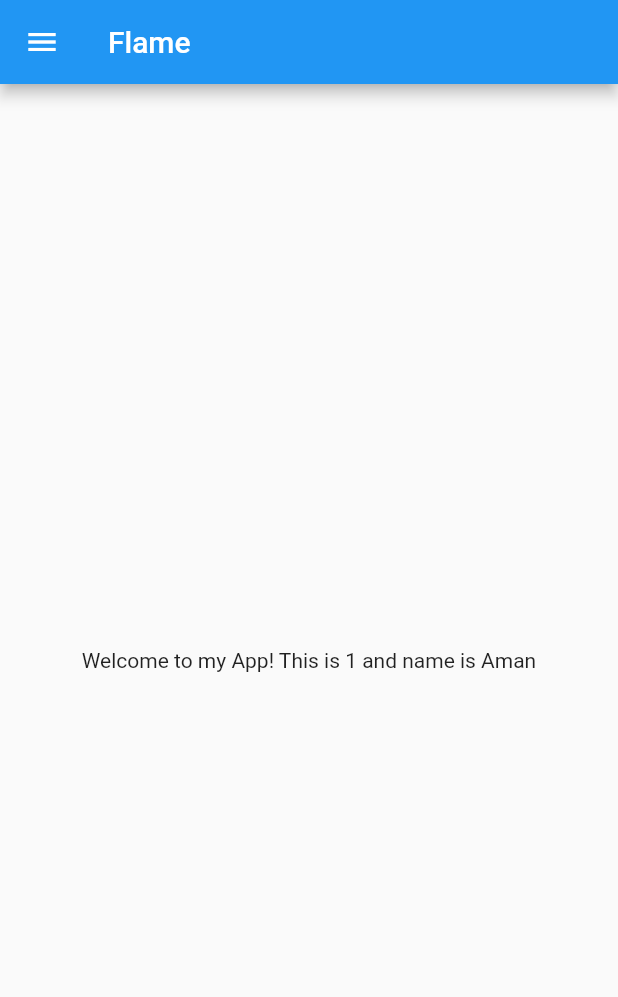
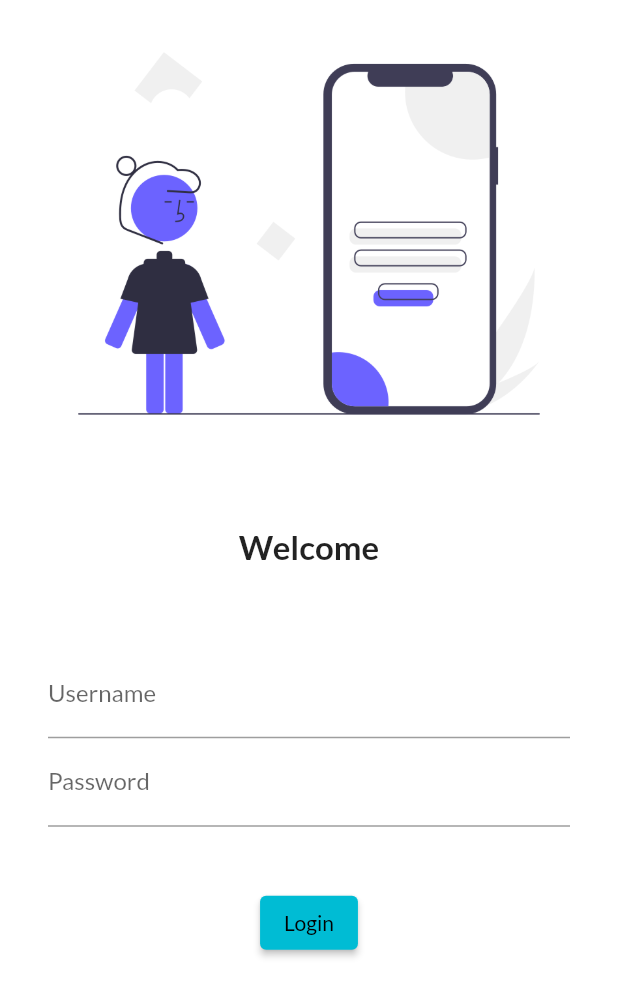
Before and after one commit to amanbhandekar/FirstFlutterApp, a Flutter app: the screen it shows after launch, on a phone screen of 412 x 824 dp. Shown: the top 997 px of the screen. Run offline on Flutter 3.47's test engine with Material 2 defaults, Android fonts, the phone set to English and light mode, and no system bars; our stand-ins replace google_fonts.

Commit message:
day4 completed

```diff
--- /dev/null
+++ b/lib/Pages/loginpage.dart
@@ -0,0 +1,56 @@
+import 'package:flutter/material.dart';
+
+class LoginPage extends StatelessWidget {
+  @override
+  Widget build(BuildContext context) {
+    return Material(
+      color: Colors.white,
+      child: Column(
+        children: [
+          Image.asset(
+            "assets/images/login_image.png",
+            fit: BoxFit.cover,
+          ),
+          SizedBox(
+            height: 40.0,
+          ),
+          Text(
+            "Welcome",
+            style: TextStyle(
+              fontSize: 22,
+              fontWeight: FontWeight.bold,
+            ),
+          ),
+          SizedBox(
+            height: 40.0,
+          ),
+          Padding(
+            padding:
+                const EdgeInsets.symmetric(vertical: 16.0, horizontal: 32.0),
+            child: Column(
+              children: [
+                TextFormField(
+                  decoration: InputDecoration(
+                      hintText: "Enter Username", labelText: "Username"),
+                ),
+                TextFormField(
+                  obscureText: true,
+                  decoration: InputDecoration(
+                      hintText: "Enter Password", labelText: "Password"),
+                ),
+                SizedBox(
+                  height: 40.0,
+                ),
+                ElevatedButton(
+                    child: Text("Login"),
+                    onPressed: () {
+                      print("Hello there!");
+                    }),
+              ],
+            ),
+          )
+        ],
+      ),
+    );
+  }
+}
--- a/lib/main.dart
+++ b/lib/main.dart
@@ -1,5 +1,7 @@
 import 'package:flutter/material.dart';
-import 'package:flutter_application_1/homepage.dart';
+import 'package:flutter_application_1/Pages/homepage.dart';
+import 'package:flutter_application_1/Pages/loginpage.dart';
+import 'package:google_fonts/google_fonts.dart';
 
 void main() {
   runApp(MyApp());
@@ -9,7 +11,19 @@ class MyApp extends StatelessWidget {
   @override
   Widget build(BuildContext context) {
     return MaterialApp(
-      home: HomePage(),
+      // home: HomePage(),
+      themeMode: ThemeMode.light,
+      theme: ThemeData(
+        primarySwatch: Colors.cyan,
+        fontFamily: GoogleFonts.lato().fontFamily,
+        // primaryTextTheme: GoogleFonts.latoTextTheme()
+      ),
+      darkTheme: ThemeData(brightness: Brightness.dark),
+      routes: {
+        "/": (context) => LoginPage(),
+        "/home": (context) => HomePage(),
+        "/login": (context) => LoginPage()
+      },
     );
   }
 }
--- a/pubspec.yaml
+++ b/pubspec.yaml
@@ -36,6 +36,7 @@ dependencies:
   # The following adds the Cupertino Icons font to your application.
   # Use with the CupertinoIcons class for iOS style icons.
   cupertino_icons: ^1.0.2
+  google_fonts: ^3.0.1
 
 dev_dependencies:
   flutter_test:
@@ -60,8 +61,8 @@ flutter:
   uses-material-design: true
 
   # To add assets to your application, add an assets section, like this:
-  # assets:
-  #   - images/a_dot_burr.jpeg
+  assets:
+     - assets/images/login_image.png
   #   - images/a_dot_ham.jpeg
 
   # An image asset can refer to one or more resolution-specific "variants", see
```
Also changed, not shown: assets/images/login_image.png (added), lib/Pages/homepage.dart (renamed from lib/homepage.dart), pubspec.lock, 1 other file.
